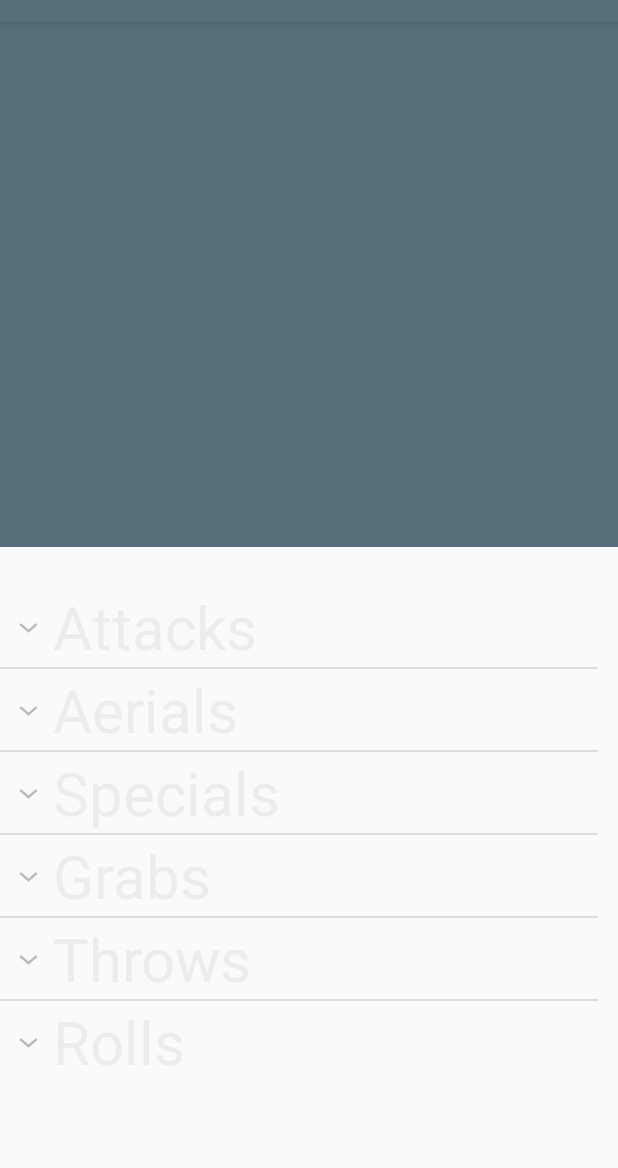
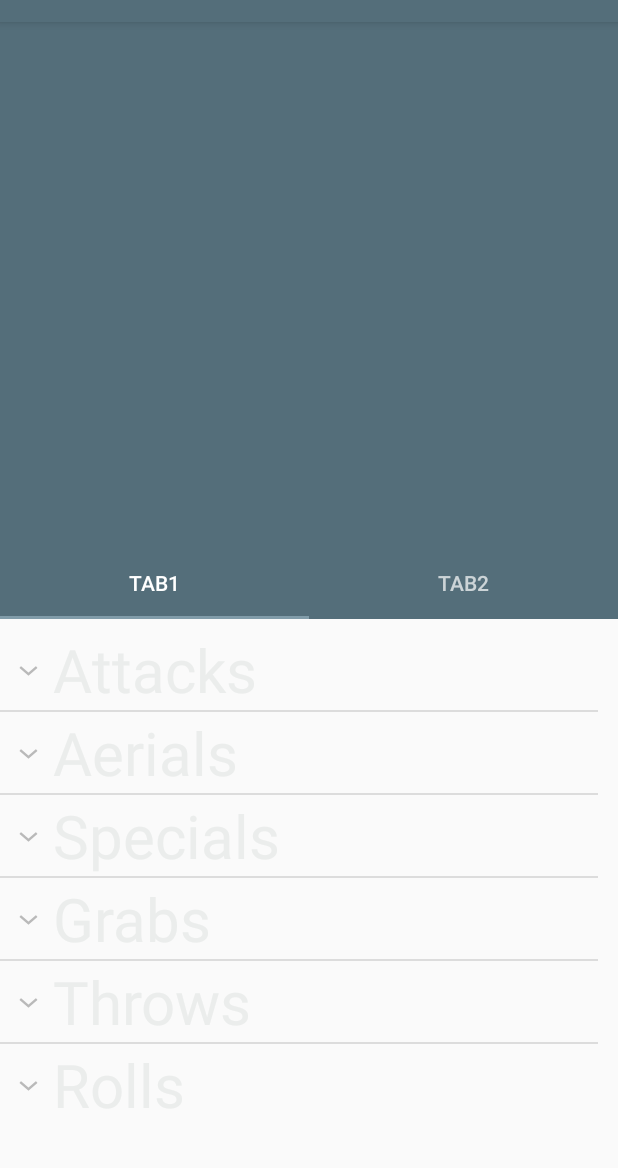
Before and after one commit to kcpaxton/SmashAttack, an Android app: the fragment Frag_FighterDisplay shown on its own in the app's theme, on a phone screen of 412 x 824 dp, the part 62-1230 px from its top. Run offline under Robolectric (Android 15) with nearby library versions, the phone set to English and light mode, and no system bars; pictures from the network do not load; 2 statements that could not run were skipped.

Commit message:
hitboxes display properly now. Began implementing tabs on Frag_FighterDisplay

```diff
--- /dev/null
+++ b/app/src/main/java/trunine/smashattack/Adapter_SectionsPage.java
@@ -0,0 +1,39 @@
+package trunine.smashattack;
+
+import android.support.v4.app.Fragment;
+import android.support.v4.app.FragmentManager;
+import android.support.v4.app.FragmentPagerAdapter;
+
+import java.util.ArrayList;
+import java.util.List;
+
+public class Adapter_SectionsPage extends FragmentPagerAdapter{
+
+    private final List<Fragment> fragmentList = new ArrayList<>();
+    private final List<String> fragmentTitleList = new ArrayList<>();
+
+    public Adapter_SectionsPage(FragmentManager fm) {
+        super(fm);
+    }
+
+    @Override
+    public CharSequence getPageTitle(int position) {
+        return fragmentTitleList.get(position);
+    }
+
+    @Override
+    public Fragment getItem(int position) {
+        return fragmentList.get(position);
+    }
+
+    @Override
+    public int getCount() {
+        return fragmentList.size();
+    }
+
+    public void addFragment(Fragment fragment, String title){
+        fragmentList.add(fragment);
+        fragmentTitleList.add(title);
+
+    }
+}
--- /dev/null
+++ b/app/src/main/java/trunine/smashattack/Frag_DisplayFighterAttributes.java
@@ -0,0 +1,26 @@
+package trunine.smashattack;
+
+import android.content.Intent;
+import android.os.Bundle;
+import android.support.annotation.Nullable;
+import android.support.v4.app.Fragment;
+import android.view.LayoutInflater;
+import android.view.View;
+import android.view.ViewGroup;
+
+
+
+public class Frag_DisplayFighterAttributes extends Fragment {
+    @Nullable
+    @Override
+    public View onCreateView(LayoutInflater inflater, @Nullable ViewGroup container, Bundle savedInstanceState) {
+
+        return inflater.inflate(R.layout.frag_display_fighter_attributes, container, false);
+    }
+
+    @Override
+    public void onViewCreated(View view, @Nullable Bundle savedInstanceState) {
+        super.onViewCreated(view, savedInstanceState);
+
+    }
+}
--- /dev/null
+++ b/app/src/main/java/trunine/smashattack/Frag_DisplayFighterMoves.java
@@ -0,0 +1,24 @@
+package trunine.smashattack;
+
+
+import android.os.Bundle;
+import android.support.annotation.Nullable;
+import android.support.v4.app.Fragment;
+import android.view.LayoutInflater;
+import android.view.View;
+import android.view.ViewGroup;
+
+public class Frag_DisplayFighterMoves extends Fragment {
+    @Nullable
+    @Override
+    public View onCreateView(LayoutInflater inflater, @Nullable ViewGroup container, Bundle savedInstanceState) {
+
+        return inflater.inflate(R.layout.frag_display_fighter_moves, container, false);
+    }
+
+    @Override
+    public void onViewCreated(View view, @Nullable Bundle savedInstanceState) {
+        super.onViewCreated(view, savedInstanceState);
+
+    }
+}
--- a/app/src/main/java/trunine/smashattack/Frag_FighterDisplay.java
+++ b/app/src/main/java/trunine/smashattack/Frag_FighterDisplay.java
@@ -2,8 +2,10 @@ package trunine.smashattack;
 
 import android.os.Bundle;
 import android.support.annotation.Nullable;
+import android.support.design.widget.TabLayout;
 import android.support.v4.app.Fragment;
 import android.support.v4.app.FragmentTransaction;
+import android.support.v4.view.ViewPager;
 import android.support.v7.app.ActionBar;
 import android.support.v7.app.ActionBarDrawerToggle;
 import android.support.v7.app.AppCompatActivity;
@@ -32,20 +34,32 @@ public class Frag_FighterDisplay extends Fragment {
     private Adapter_FighterDisplay listAdapter;
     private ExpandableListView displayFighterExpandableListView;
     private ActionBar actionBar;
+    private ViewPager viewPager;
+    private Adapter_SectionsPage adapter_sectionsPage;
+
+
     int progressStatus;
     int position;
     @Nullable
     @Override
     public View onCreateView(LayoutInflater inflater, @Nullable ViewGroup container, Bundle savedInstanceState) {
 
-        return inflater.inflate(R.layout.frag_fighter_display, container, false);
+        View view = inflater.inflate(R.layout.frag_fighter_display, container, false);
+
+        return view;
     }
 
     @Override
     public void onViewCreated(View view, @Nullable Bundle savedInstanceState) {
         super.onViewCreated(view, savedInstanceState);
 
-        //displayAttributes();
+        adapter_sectionsPage = new Adapter_SectionsPage(getChildFragmentManager());
+        viewPager = (ViewPager) getActivity().findViewById(R.id.viewPager);
+        setupViewPager(viewPager);
+
+        TabLayout tabLayout = (TabLayout) getActivity().findViewById(R.id.tabs);
+        tabLayout.setupWithViewPager(viewPager);
+        displayAttributes();
         //expandAll();
         // initialize display data into the expandable list
         fighterGroupList.clear();
@@ -97,6 +111,7 @@ public class Frag_FighterDisplay extends Fragment {
         ((MainActivity)getActivity()).hideMainActionBar();
         Toolbar toolbar = (Toolbar) getActivity().findViewById(R.id.anim_toolbar);
         setToolbar(toolbar);
+        toolbar.setTitle(fighterData.getName());
     }
 
     // Sets the activity's toolbar to visible
@@ -109,19 +124,19 @@ public class Frag_FighterDisplay extends Fragment {
 
     //Sets the attributes
     private void displayAttributes(){
-        TextView attributesText = (TextView) getActivity().findViewById(R.id.textview_attributes_id);
-        attributesText.setText("Weight: " + fighterData.Attributes.getWeight() + " (Rank: " + fighterData.Attributes.getWeightRank() + ")" +
-                "\n\nRun Speed: " + fighterData.Attributes.getRunSpeed() + " (Rank: " + fighterData.Attributes.getRunSpeedRank() + ")" +
-                "\n\nWalk Speed: " + fighterData.Attributes.getWalkSpeed() + " (Rank: " + fighterData.Attributes.getWalkSpeedRank() + ")" +
-                "\n\nAir Speed: " + fighterData.Attributes.getAirSpeed() + " (Rank: " + fighterData.Attributes.getAirSpeedRank() + ")" +
-                "\n\nFall Speed: " + fighterData.Attributes.getFallSpeed() + " (Rank: " + fighterData.Attributes.getFallSpeedRank() + ")" +
-                "\n\nFast Fall Speed: " + fighterData.Attributes.getFastFallSpeed() + " (Rank: " + fighterData.Attributes.getFastFallSpeedRank() + ")" +
-                "\n\nMaximum Jumps: " + fighterData.Attributes.getMaximumJumps() +
-                "\n\nWall Jump: " + fighterData.Attributes.getWallJump() +
-                "\n\nWall Cling: " + fighterData.Attributes.getWallCling() +
-                "\n\nCrawl: " + fighterData.Attributes.getCrawl() +
-                "\n\nTether: " + fighterData.Attributes.getTether());
-        attributesText.setTextSize(22);
+//        TextView attributesText = (TextView) getActivity().findViewById(R.id.textview_attributes_id);
+//        attributesText.setText("Weight: " + fighterData.Attributes.getWeight() + " (Rank: " + fighterData.Attributes.getWeightRank() + ")" +
+//                "\n\nRun Speed: " + fighterData.Attributes.getRunSpeed() + " (Rank: " + fighterData.Attributes.getRunSpeedRank() + ")" +
+//                "\n\nWalk Speed: " + fighterData.Attributes.getWalkSpeed() + " (Rank: " + fighterData.Attributes.getWalkSpeedRank() + ")" +
+//                "\n\nAir Speed: " + fighterData.Attributes.getAirSpeed() + " (Rank: " + fighterData.Attributes.getAirSpeedRank() + ")" +
+//                "\n\nFall Speed: " + fighterData.Attributes.getFallSpeed() + " (Rank: " + fighterData.Attributes.getFallSpeedRank() + ")" +
+//                "\n\nFast Fall Speed: " + fighterData.Attributes.getFastFallSpeed() + " (Rank: " + fighterData.Attributes.getFastFallSpeedRank() + ")" +
+//                "\n\nMaximum Jumps: " + fighterData.Attributes.getMaximumJumps() +
+//                "\n\nWall Jump: " + fighterData.Attributes.getWallJump() +
+//                "\n\nWall Cling: " + fighterData.Attributes.getWallCling() +
+//                "\n\nCrawl: " + fighterData.Attributes.getCrawl() +
+//                "\n\nTether: " + fighterData.Attributes.getTether());
+//        attributesText.setTextSize(22);
     }
 
 
@@ -215,4 +230,11 @@ public class Frag_FighterDisplay extends Fragment {
         }
     }
 
+    private void setupViewPager(ViewPager viewPager){
+        Adapter_SectionsPage adapter = new Adapter_SectionsPage(getChildFragmentManager());
+        adapter.addFragment(new Frag_DisplayFighterAttributes(), "Tab1");
+        adapter.addFragment(new Frag_DisplayFighterMoves(), "Tab2");
+        viewPager.setAdapter(adapter);
+    }
+
 }
--- a/app/src/main/java/trunine/smashattack/Frag_Notes_Create.java
+++ b/app/src/main/java/trunine/smashattack/Frag_Notes_Create.java
@@ -4,6 +4,8 @@ import android.app.Activity;
 import android.content.ContentValues;
 import android.content.Intent;
 import android.database.Cursor;
+import android.graphics.Paint;
+import android.graphics.Typeface;
 import android.net.Uri;
 import android.os.Bundle;
 import android.support.annotation.Nullable;
--- /dev/null
+++ b/app/src/main/res/layout/frag_display_fighter_attributes.xml
@@ -0,0 +1,6 @@
+<?xml version="1.0" encoding="utf-8"?>
+<android.support.constraint.ConstraintLayout
+    xmlns:android="http://schemas.android.com/apk/res/android" android:layout_width="match_parent"
+    android:layout_height="match_parent">
+
+</android.support.constraint.ConstraintLayout>
--- /dev/null
+++ b/app/src/main/res/layout/frag_display_fighter_moves.xml
@@ -0,0 +1,6 @@
+<?xml version="1.0" encoding="utf-8"?>
+<android.support.constraint.ConstraintLayout
+    xmlns:android="http://schemas.android.com/apk/res/android" android:layout_width="match_parent"
+    android:layout_height="match_parent">
+
+</android.support.constraint.ConstraintLayout>
--- a/app/src/main/res/layout/frag_fighter_display.xml
+++ b/app/src/main/res/layout/frag_fighter_display.xml
@@ -43,22 +43,35 @@
                 android:layout_height="?attr/actionBarSize" />
 
         </android.support.design.widget.CollapsingToolbarLayout>
+
+        <android.support.design.widget.TabLayout
+            android:id="@+id/tabs"
+            android:layout_height="wrap_content"
+            android:layout_width="match_parent" />
     </android.support.design.widget.AppBarLayout>
+
+    <android.support.v4.view.ViewPager
+        android:id="@+id/viewPager"
+        android:layout_height="match_parent"
+        android:layout_width="match_parent" />
 
     <android.support.v4.widget.NestedScrollView
         android:layout_width="match_parent"
         android:layout_height="match_parent"
-        android:clipToPadding="false"
+        android:clipToPadding="true"
         app:layout_behavior="@string/appbar_scrolling_view_behavior">
+
         <LinearLayout
             android:layout_width="fill_parent"
             android:layout_height="match_parent"
             android:orientation="vertical">
-            <TextView
-                android:id="@+id/textview_attributes_id"
-                android:layout_width="wrap_content"
-                android:layout_height="wrap_content"
-                android:textColor="@color/colorBlack"/>
+
+            <!--<TextView-->
+                <!--android:id="@+id/textview_attributes_id"-->
+                <!--android:layout_width="wrap_content"-->
+                <!--android:layout_height="wrap_content"-->
+                <!--android:textColor="@color/colorBlack" />-->
+
             <LinearLayout
                 android:id="@+id/DisplayCharacterLayout"
                 android:layout_width="fill_parent"
@@ -68,8 +81,7 @@
                 <trunine.smashattack.NonScrollExpandableListView
                     android:id="@+id/displayFighterExpandableListView"
                     android:layout_width="match_parent"
-                    android:layout_height="match_parent"
-                    />
+                    android:layout_height="match_parent" />
 
             </LinearLayout>
         </LinearLayout>
--- a/app/src/main/res/values/strings.xml
+++ b/app/src/main/res/values/strings.xml
@@ -21,4 +21,7 @@
     <string name="note_deleted">Note deleted</string>
     <string name="drawer_open" />
     <string name="drawer_close" />
+
+    <!-- TODO: Remove or change this placeholder text -->
+    <string name="hello_blank_fragment">Hello blank fragment</string>
 </resources>
```
Also changed, not shown: app/src/main/java/trunine/smashattack/Frag_DisplayHitboxes.java (+53 -40 lines), app/src/main/java/trunine/smashattack/Frag_Notes.java (+6 -8 lines), app/src/main/res/layout/frag_display_hitboxes.xml (+19 -18 lines).
